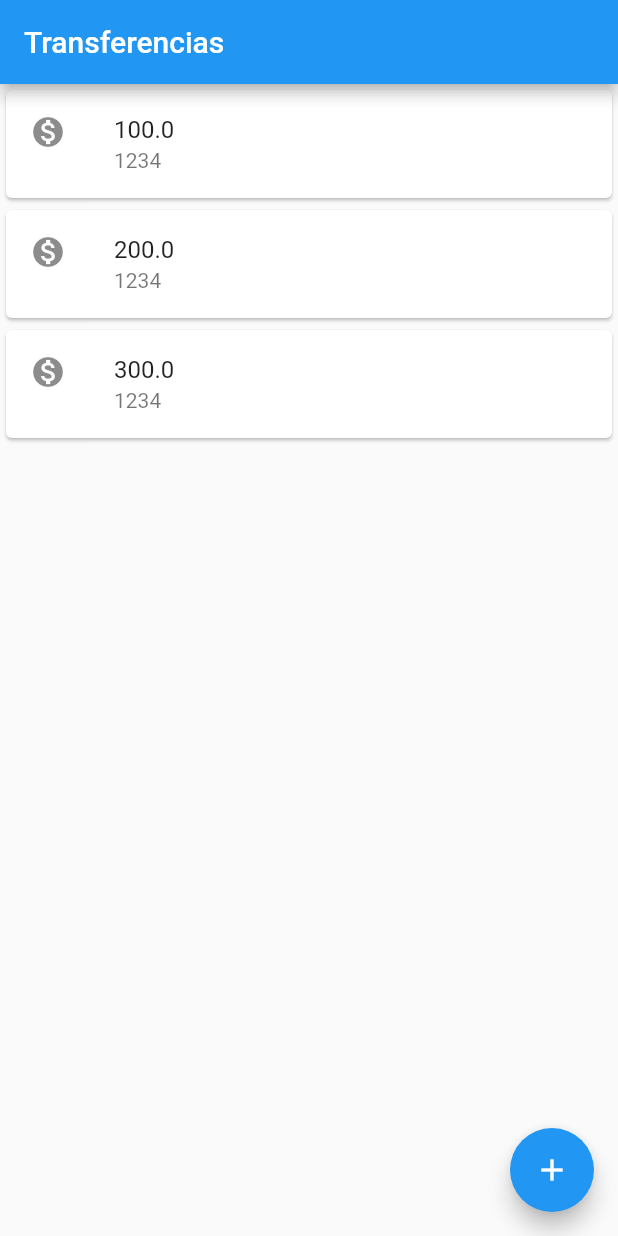
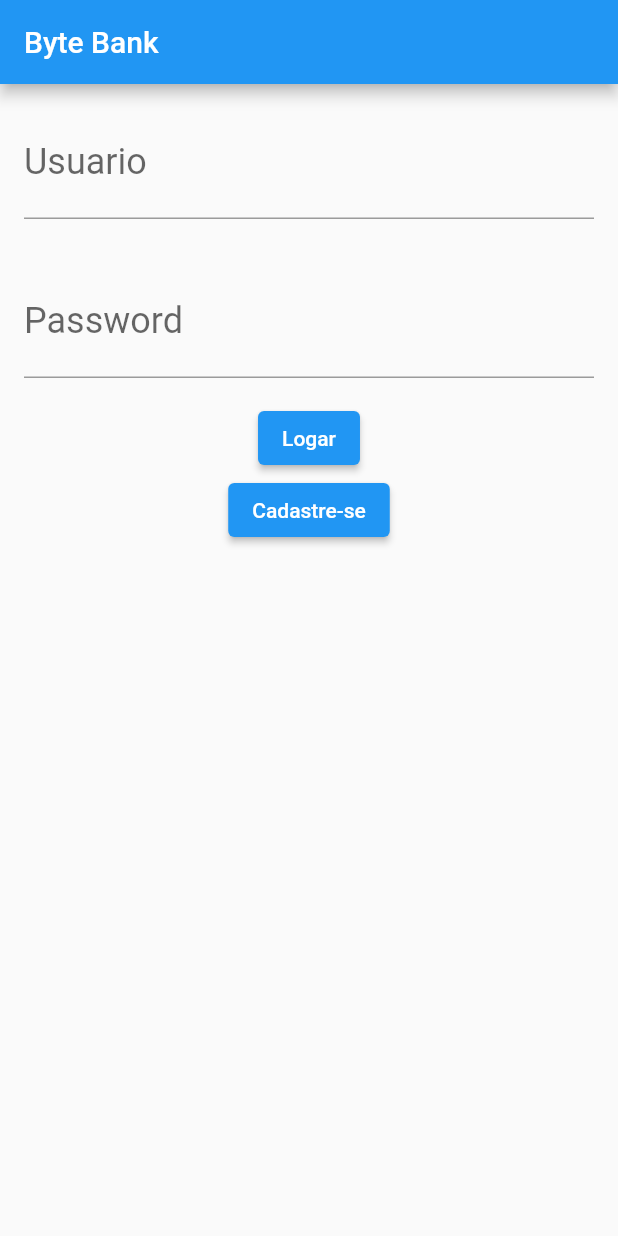
Before and after one commit to felipegarciamf/flutter-bytebank, a Flutter app: the screen it shows after launch, on a phone screen of 412 x 824 dp. Run offline on Flutter 3.47's test engine with Material 2 defaults, Android fonts, the phone set to English and light mode, and no system bars.

Commit message:
segregacao de classes e criacao de tela de login

```diff
--- a/lib/main.dart
+++ b/lib/br/com/bytebank/main.dart
@@ -5,27 +5,32 @@ void main() => runApp(
     );
 
 class ListaTransferencias extends StatelessWidget {
+  final List<Transferencia> _transferencias = [];
+
   @override
   Widget build(BuildContext context) {
+    _transferencias.add(Transferencia(1241.0, 124214));
     return Scaffold(
       appBar: AppBar(
         title: Text('Transferencias'),
       ),
-      body: Column(
-        children: [
-          ItemTransferencia(Transferencia(100, 1234)),
-          ItemTransferencia(Transferencia(200, 1234)),
-          ItemTransferencia(Transferencia(300, 1234)),
-        ],
+      body: ListView.builder(
+        itemCount: _transferencias.length,
+        itemBuilder: (context, indice) {
+          final transferencia = _transferencias[indice];
+          return ItemTransferencia(transferencia);
+        },
       ),
       floatingActionButton: FloatingActionButton(
         onPressed: () {
-          final Future future = Navigator.push(context, MaterialPageRoute(builder: (context){
+          final Future future =
+              Navigator.push(context, MaterialPageRoute(builder: (context) {
             return FormularioTransferencia();
-          } ));
+          }));
           future.then((transferenciaRecebida) {
             debugPrint("chegou no then do future");
             debugPrint("$transferenciaRecebida");
+            _transferencias.add(transferenciaRecebida);
           });
 
           debugPrint("entrou aqui");
@@ -68,12 +73,64 @@ class Transferencia {
   }
 }
 
+class Usuario {
+  final String usuario;
+  final String senha;
+
+  Usuario(this.usuario, this.senha);
+
+  @override
+  String toString() {
+    return 'Usuario{usuario: $usuario, senha: $senha}';
+  }
+}
+
 class ByteBankApp extends StatelessWidget {
   @override
   Widget build(BuildContext context) {
     return MaterialApp(
       home: Scaffold(
-        body: ListaTransferencias(),
+        body: PaginaLogin(),
+      ),
+    );
+  }
+}
+
+class PaginaLogin extends StatelessWidget {
+  final TextEditingController _controladorUsuario = TextEditingController();
+  final TextEditingController _controladorSenha = TextEditingController();
+
+  @override
+  Widget build(BuildContext context) {
+    return Scaffold(
+      appBar: AppBar(
+        title: Text("Byte Bank"),
+      ),
+      body: Column(
+        children: [
+          Editor(
+            controlador: _controladorUsuario,
+            rotulo: "Usuario",
+            dica: "Login de Usuario",
+          ),
+          Editor(
+            controlador: _controladorSenha,
+            rotulo: "Password",
+            dica: "Senha do usuário",
+          ),
+          ElevatedButton(
+            onPressed: () {
+              debugPrint("e ai foi?");
+              debugPrint('$_controladorSenha');
+              debugPrint('$_controladorUsuario');
+            },
+            child: Text("Logar"),
+          ),
+          ElevatedButton(
+            onPressed: () {},
+            child: Text("Cadastre-se"),
+          )
+        ],
       ),
     );
   }
@@ -111,10 +168,8 @@ class FormularioTransferencia extends StatelessWidget {
   }
 
   void _criaTransferencia(BuildContext context) {
-     final int? numeroConta =
-        int.tryParse(_controladorCampoNumeroConta.text);
-    final double? valor =
-        double.tryParse(_controladorCampoValor.text);
+    final int? numeroConta = int.tryParse(_controladorCampoNumeroConta.text);
+    final double? valor = double.tryParse(_controladorCampoValor.text);
     if (numeroConta != null && valor != null) {
       final transferenciaCriada = Transferencia(valor, numeroConta);
       debugPrint("Criando Transferencia");
```
Also changed, not shown: 1 other file.
